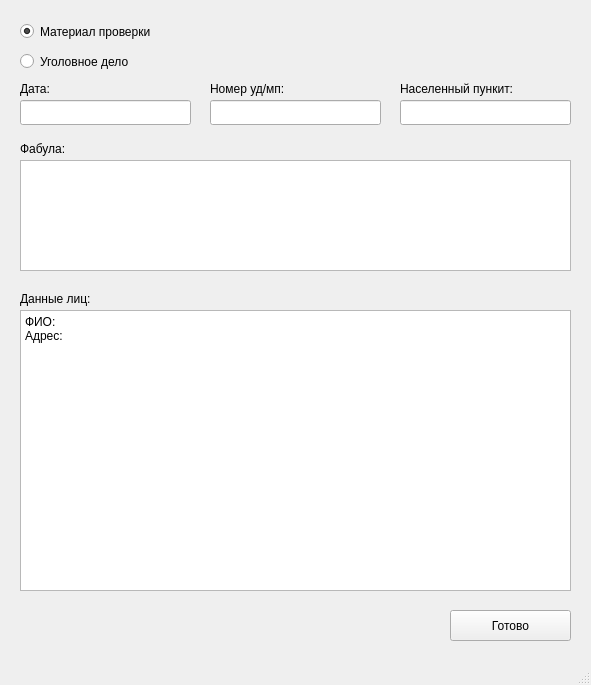
The window that req.ui (PanyukovNN/Req-Qt) describes before a commit, drawn with Qt 5.
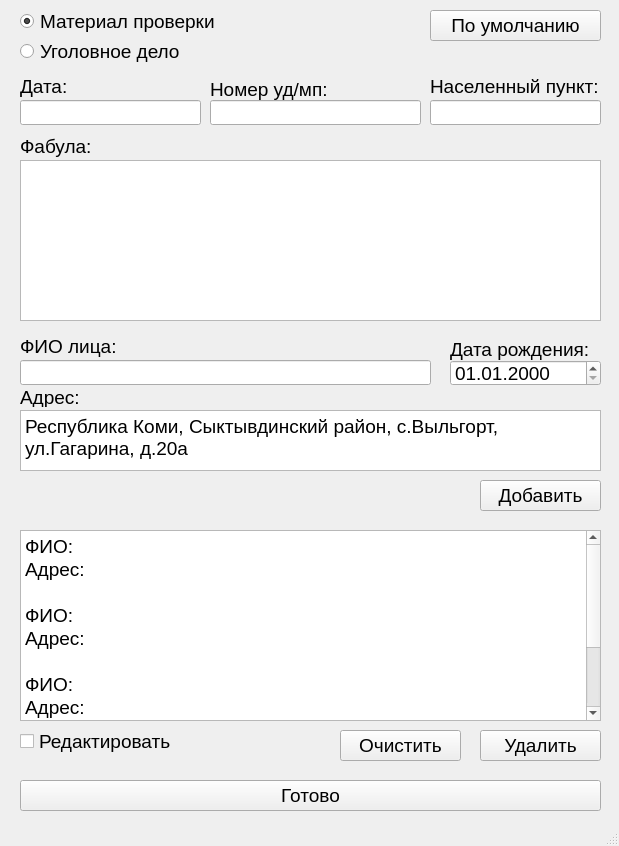
The same window after the commit.

Commit message: additional fields for person

Diff of the .ui file:
```diff
--- a/req.ui
+++ b/req.ui
@@ -6,8 +6,8 @@
    <rect>
     <x>0</x>
     <y>0</y>
-    <width>591</width>
-    <height>685</height>
+    <width>619</width>
+    <height>846</height>
    </rect>
   </property>
   <property name="windowTitle">
@@ -19,20 +19,33 @@
      <rect>
       <x>20</x>
       <y>100</y>
-      <width>171</width>
+      <width>181</width>
       <height>25</height>
      </rect>
     </property>
+    <property name="font">
+     <font>
+      <pointsize>14</pointsize>
+     </font>
+    </property>
+    <property name="text">
+     <string/>
+    </property>
    </widget>
    <widget class="QLabel" name="label">
     <property name="geometry">
      <rect>
       <x>20</x>
-      <y>80</y>
+      <y>76</y>
       <width>101</width>
-      <height>17</height>
+      <height>21</height>
      </rect>
     </property>
+    <property name="font">
+     <font>
+      <pointsize>14</pointsize>
+     </font>
+    </property>
     <property name="text">
      <string>Дата:</string>
     </property>
@@ -42,20 +55,34 @@
      <rect>
       <x>20</x>
       <y>160</y>
-      <width>551</width>
-      <height>111</height>
+      <width>581</width>
+      <height>161</height>
      </rect>
     </property>
+    <property name="font">
+     <font>
+      <pointsize>14</pointsize>
+      <stylestrategy>PreferDefault</stylestrategy>
+     </font>
+    </property>
+    <property name="lineWidth">
+     <number>0</number>
+    </property>
    </widget>
    <widget class="QLabel" name="label_2">
     <property name="geometry">
      <rect>
       <x>20</x>
-      <y>140</y>
-      <width>67</width>
-      <height>17</height>
+      <y>136</y>
+      <width>101</width>
+      <height>21</height>
      </rect>
     </property>
+    <property name="font">
+     <font>
+      <pointsize>14</pointsize>
+     </font>
+    </property>
     <property name="text">
      <string>Фабула:</string>
     </property>
@@ -64,38 +91,68 @@
     <property name="geometry">
      <rect>
       <x>20</x>
-      <y>290</y>
+      <y>336</y>
       <width>151</width>
-      <height>17</height>
+      <height>21</height>
      </rect>
     </property>
+    <property name="font">
+     <font>
+      <pointsize>14</pointsize>
+     </font>
+    </property>
     <property name="text">
-     <string>Данные лиц:</string>
+     <string>ФИО лица:</string>
     </property>
    </widget>
    <widget class="QPlainTextEdit" name="personInput">
+    <property name="enabled">
+     <bool>true</bool>
+    </property>
     <property name="geometry">
      <rect>
       <x>20</x>
-      <y>310</y>
-      <width>551</width>
-      <height>281</height>
+      <y>530</y>
+      <width>581</width>
+      <height>191</height>
      </rect>
     </property>
+    <property name="font">
+     <font>
+      <pointsize>14</pointsize>
+     </font>
+    </property>
+    <property name="readOnly">
+     <bool>true</bool>
+    </property>
     <property name="plainText">
      <string>ФИО:
+Адрес:
+
+ФИО:
+Адрес:
+
+ФИО:
+Адрес:
+
+ФИО:
 Адрес:</string>
     </property>
    </widget>
    <widget class="QPushButton" name="readyButton">
     <property name="geometry">
      <rect>
-      <x>450</x>
-      <y>610</y>
-      <width>121</width>
+      <x>20</x>
+      <y>780</y>
+      <width>581</width>
       <height>31</height>
      </rect>
     </property>
+    <property name="font">
+     <font>
+      <pointsize>14</pointsize>
+     </font>
+    </property>
     <property name="text">
      <string>Готово</string>
     </property>
@@ -105,20 +162,33 @@
      <rect>
       <x>210</x>
       <y>100</y>
-      <width>171</width>
+      <width>211</width>
       <height>25</height>
      </rect>
     </property>
+    <property name="font">
+     <font>
+      <pointsize>14</pointsize>
+     </font>
+    </property>
+    <property name="text">
+     <string/>
+    </property>
    </widget>
    <widget class="QLabel" name="label_4">
     <property name="geometry">
      <rect>
       <x>210</x>
-      <y>80</y>
-      <width>101</width>
-      <height>17</height>
+      <y>79</y>
+      <width>161</width>
+      <height>21</height>
      </rect>
     </property>
+    <property name="font">
+     <font>
+      <pointsize>14</pointsize>
+     </font>
+    </property>
     <property name="text">
      <string>Номер уд/мп:</string>
     </property>
@@ -127,11 +197,16 @@
     <property name="geometry">
      <rect>
       <x>20</x>
-      <y>20</y>
-      <width>181</width>
+      <y>10</y>
+      <width>231</width>
       <height>23</height>
      </rect>
     </property>
+    <property name="font">
+     <font>
+      <pointsize>14</pointsize>
+     </font>
+    </property>
     <property name="acceptDrops">
      <bool>false</bool>
     </property>
@@ -152,11 +227,16 @@
     <property name="geometry">
      <rect>
       <x>20</x>
-      <y>50</y>
+      <y>40</y>
       <width>181</width>
       <height>23</height>
      </rect>
     </property>
+    <property name="font">
+     <font>
+      <pointsize>14</pointsize>
+     </font>
+    </property>
     <property name="text">
      <string>Уголовное дело</string>
     </property>
@@ -164,39 +244,234 @@
    <widget class="QLabel" name="label_5">
     <property name="geometry">
      <rect>
-      <x>400</x>
-      <y>80</y>
-      <width>161</width>
-      <height>17</height>
+      <x>430</x>
+      <y>76</y>
+      <width>181</width>
+      <height>21</height>
      </rect>
     </property>
+    <property name="font">
+     <font>
+      <pointsize>14</pointsize>
+     </font>
+    </property>
     <property name="text">
-     <string>Населенный пункит:</string>
+     <string>Населенный пункт:</string>
     </property>
    </widget>
    <widget class="QLineEdit" name="placeEdit">
     <property name="geometry">
      <rect>
-      <x>400</x>
+      <x>430</x>
       <y>100</y>
       <width>171</width>
       <height>25</height>
      </rect>
     </property>
+    <property name="font">
+     <font>
+      <pointsize>14</pointsize>
+     </font>
+    </property>
    </widget>
    <widget class="QLabel" name="label_6">
     <property name="geometry">
      <rect>
-      <x>20</x>
-      <y>610</y>
-      <width>291</width>
-      <height>17</height>
+      <x>240</x>
+      <y>730</y>
+      <width>161</width>
+      <height>21</height>
      </rect>
     </property>
+    <property name="font">
+     <font>
+      <pointsize>14</pointsize>
+     </font>
+    </property>
     <property name="text">
      <string/>
     </property>
    </widget>
+   <widget class="QDateEdit" name="bornEdit">
+    <property name="geometry">
+     <rect>
+      <x>450</x>
+      <y>360</y>
+      <width>151</width>
+      <height>26</height>
+     </rect>
+    </property>
+    <property name="font">
+     <font>
+      <pointsize>14</pointsize>
+     </font>
+    </property>
+    <property name="readOnly">
+     <bool>false</bool>
+    </property>
+    <property name="displayFormat">
+     <string>dd.MM.yyyy</string>
+    </property>
+   </widget>
+   <widget class="QLineEdit" name="fioEdit">
+    <property name="geometry">
+     <rect>
+      <x>20</x>
+      <y>360</y>
+      <width>411</width>
+      <height>25</height>
+     </rect>
+    </property>
+    <property name="font">
+     <font>
+      <pointsize>14</pointsize>
+     </font>
+    </property>
+   </widget>
+   <widget class="QLabel" name="label_7">
+    <property name="geometry">
+     <rect>
+      <x>450</x>
+      <y>339</y>
+      <width>151</width>
+      <height>21</height>
+     </rect>
+    </property>
+    <property name="font">
+     <font>
+      <pointsize>14</pointsize>
+     </font>
+    </property>
+    <property name="text">
+     <string>Дата рождения:</string>
+    </property>
+   </widget>
+   <widget class="QLabel" name="label_8">
+    <property name="geometry">
+     <rect>
+      <x>20</x>
+      <y>387</y>
+      <width>67</width>
+      <height>20</height>
+     </rect>
+    </property>
+    <property name="font">
+     <font>
+      <pointsize>14</pointsize>
+     </font>
+    </property>
+    <property name="text">
+     <string>Адрес:</string>
+    </property>
+   </widget>
+   <widget class="QPlainTextEdit" name="adressTextEdit">
+    <property name="geometry">
+     <rect>
+      <x>20</x>
+      <y>410</y>
+      <width>581</width>
+      <height>61</height>
+     </rect>
+    </property>
+    <property name="font">
+     <font>
+      <pointsize>14</pointsize>
+     </font>
+    </property>
+    <property name="plainText">
+     <string>Республика Коми, Сыктывдинский район, с.Выльгорт, ул.Гагарина, д.20а</string>
+    </property>
+   </widget>
+   <widget class="QPushButton" name="addPersonButton">
+    <property name="geometry">
+     <rect>
+      <x>480</x>
+      <y>480</y>
+      <width>121</width>
+      <height>31</height>
+     </rect>
+    </property>
+    <property name="font">
+     <font>
+      <pointsize>14</pointsize>
+     </font>
+    </property>
+    <property name="text">
+     <string>Добавить</string>
+    </property>
+   </widget>
+   <widget class="QCheckBox" name="redCheckBox">
+    <property name="geometry">
+     <rect>
+      <x>20</x>
+      <y>730</y>
+      <width>161</width>
+      <height>23</height>
+     </rect>
+    </property>
+    <property name="font">
+     <font>
+      <pointsize>14</pointsize>
+     </font>
+    </property>
+    <property name="text">
+     <string>Редактировать</string>
+    </property>
+   </widget>
+   <widget class="QPushButton" name="delPersonButton">
+    <property name="geometry">
+     <rect>
+      <x>480</x>
+      <y>730</y>
+      <width>121</width>
+      <height>31</height>
+     </rect>
+    </property>
+    <property name="font">
+     <font>
+      <pointsize>14</pointsize>
+     </font>
+    </property>
+    <property name="text">
+     <string>Удалить</string>
+    </property>
+   </widget>
+   <widget class="QPushButton" name="clearPersonButton">
+    <property name="geometry">
+     <rect>
+      <x>340</x>
+      <y>730</y>
+      <width>121</width>
+      <height>31</height>
+     </rect>
+    </property>
+    <property name="font">
+     <font>
+      <pointsize>14</pointsize>
+     </font>
+    </property>
+    <property name="text">
+     <string>Очистить</string>
+    </property>
+   </widget>
+   <widget class="QPushButton" name="defaultButton">
+    <property name="geometry">
+     <rect>
+      <x>430</x>
+      <y>10</y>
+      <width>171</width>
+      <height>31</height>
+     </rect>
+    </property>
+    <property name="font">
+     <font>
+      <pointsize>14</pointsize>
+     </font>
+    </property>
+    <property name="text">
+     <string>По умолчанию</string>
+    </property>
+   </widget>
   </widget>
   <widget class="QMenuBar" name="menubar">
    <property name="geometry">
```
Left out of the diff: 4 changed lines with no effect on the pictures. The commit also changes 3 other files.
